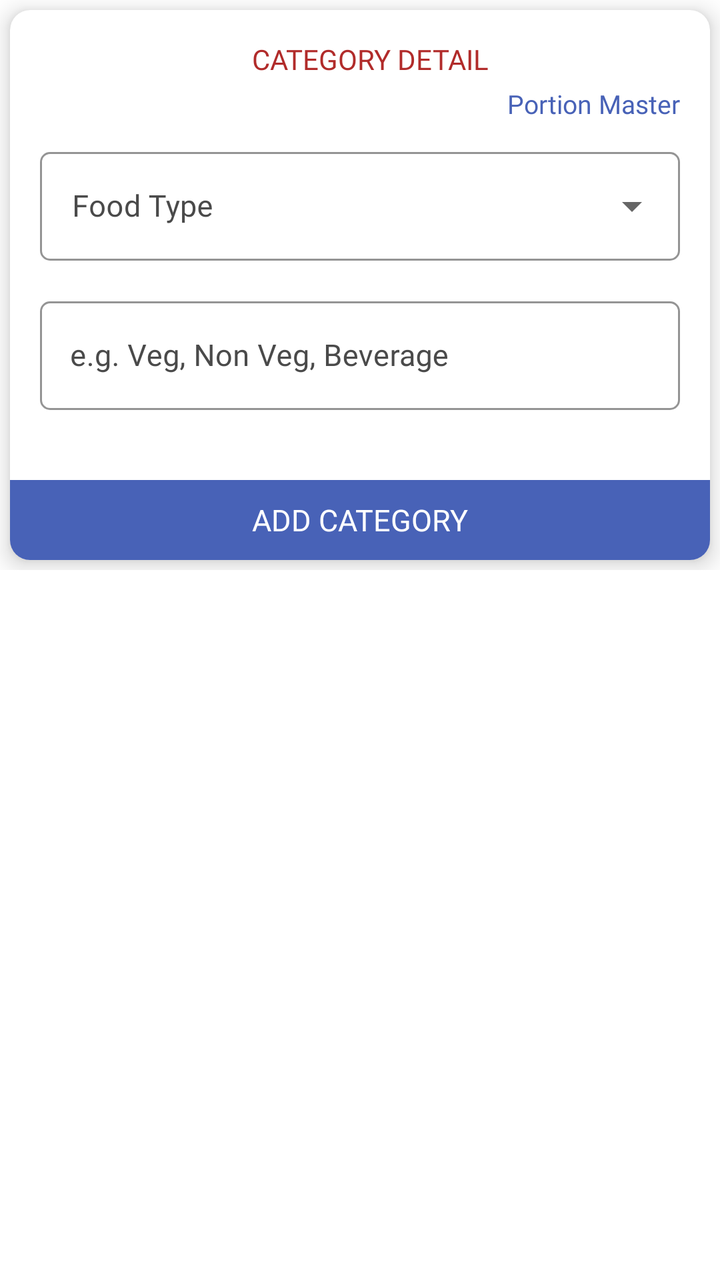
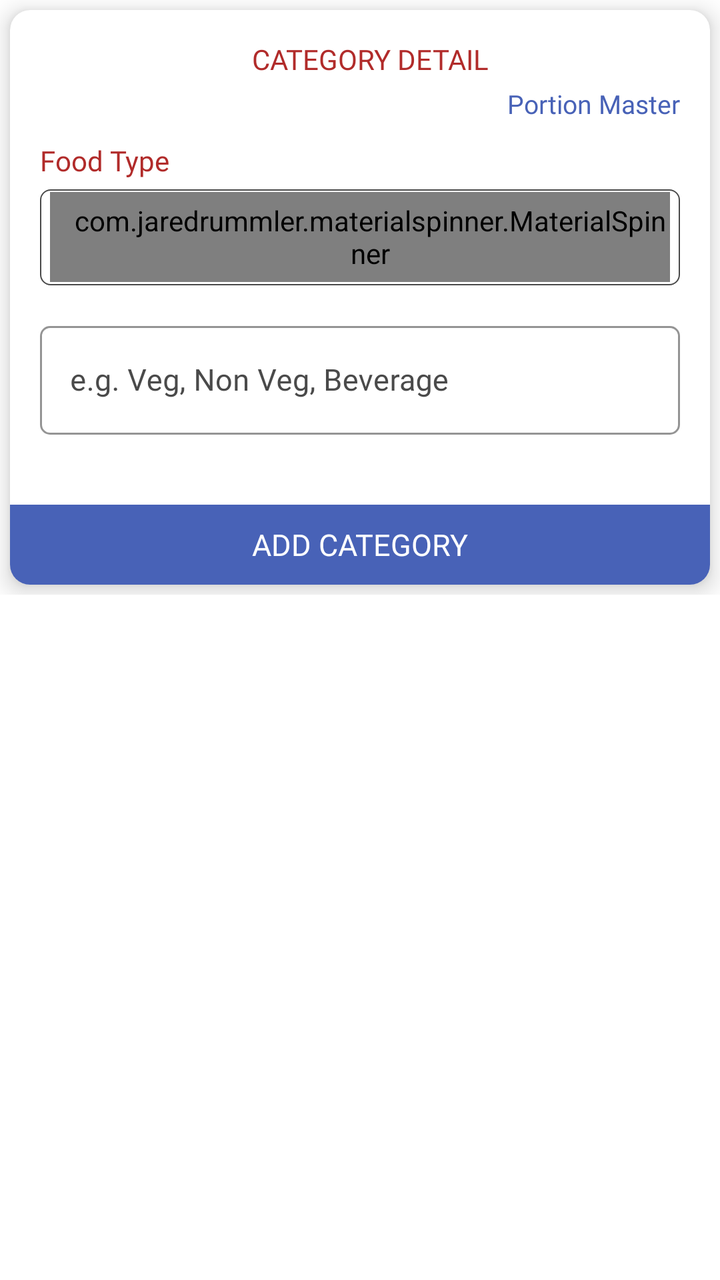

Two renders of the same Android screen: before a commit and after it. Below are the layout's source before the change and the commit's diff.
<!-- AndroidManifest.xml: application theme AppTheme -->
<!-- res/layout/fragment_add_customer_product_category.xml -->
<?xml version="1.0" encoding="utf-8"?>
<LinearLayout xmlns:android="http://schemas.android.com/apk/res/android"
    xmlns:app="http://schemas.android.com/apk/res-auto"
    xmlns:tools="http://schemas.android.com/tools"
    android:layout_width="match_parent"
    android:layout_height="match_parent"
    android:orientation="vertical"
    tools:context=".Fragment.AddCustomerProductCategory">

    <androidx.core.widget.NestedScrollView
        android:layout_width="match_parent"
        android:layout_height="match_parent">

        <LinearLayout
            android:layout_width="match_parent"
            android:layout_height="match_parent"
            android:orientation="vertical">

            <androidx.cardview.widget.CardView
                android:layout_width="match_parent"
                android:layout_height="wrap_content"
                android:layout_margin="5dp"
                android:elevation="7dp"
                app:cardCornerRadius="10dp"
                app:cardElevation="7dp">

                <LinearLayout
                    android:layout_width="match_parent"
                    android:layout_height="wrap_content"
                    android:orientation="vertical">

                    <TextView
                        android:layout_width="wrap_content"
                        android:layout_height="wrap_content"
                        android:layout_gravity="center"
                        android:layout_marginStart="5dp"
                        android:layout_marginTop="15dp"
                        android:fontFamily="@font/poppinsbold"
                        android:gravity="center"
                        android:paddingStart="10dp"
                        android:paddingEnd="10dp"
                        android:text="CATEGORY DETAIL"
                        android:textColor="@color/textcolor" />

                    <TextView
                        android:id="@+id/managePortionMaster"
                        android:layout_width="wrap_content"
                        android:layout_height="wrap_content"
                        android:layout_gravity="end"
                        android:layout_marginTop="4dp"
                        android:layout_marginEnd="15dp"
                        android:fontFamily="@font/poppinsmedium"
                        android:text="Portion Master"
                        android:textColor="@color/colorPrimary"
                        android:textSize="13sp" />

                    <com.google.android.material.textfield.TextInputLayout
                        style="@style/CustomDropDownTilStyle"
                        android:layout_width="match_parent"
                        android:layout_height="wrap_content"
                        android:layout_marginStart="15dp"
                        android:layout_marginTop="10dp"
                        android:layout_marginEnd="15dp"
                        android:hint="Food Type">

                        <AutoCompleteTextView
                            android:id="@+id/foodTypeSpinner"
                            android:layout_width="match_parent"
                            android:layout_height="wrap_content"
                            android:focusable="false"
                            android:fontFamily="@font/poppinsregular"
                            android:inputType="none"
                            android:singleLine="true"
                            android:textSize="15sp" />

                    </com.google.android.material.textfield.TextInputLayout>

                    <com.google.android.material.textfield.TextInputLayout
                        android:id="@+id/categoryNameLayout"
                        style="@style/Widget.MaterialComponents.TextInputLayout.OutlinedBox"
                        android:layout_width="match_parent"
                        android:layout_height="wrap_content"
                        android:layout_gravity="center"
                        android:layout_marginStart="15dp"
                        android:layout_marginTop="15dp"
                        android:layout_marginEnd="15dp"
                        android:layout_marginBottom="5dp"
                        android:gravity="center"
                        android:textColorHint="@color/light_black"
                        app:boxCornerRadiusBottomEnd="5dp"
                        app:boxCornerRadiusBottomStart="5dp"
                        app:boxCornerRadiusTopEnd="5dp"
                        app:boxCornerRadiusTopStart="5dp"
                        app:boxStrokeColor="@color/light_black">

                        <com.google.android.material.textfield.TextInputEditText
                            android:id="@+id/categoryName"
                            android:layout_width="match_parent"
                            android:layout_height="wrap_content"
                            android:drawableTint="@color/light_black"
                            android:fontFamily="@font/poppinsregular"
                            android:hint="e.g. Veg, Non Veg, Beverage"
                            android:imeOptions="actionNext"
                            android:inputType="textCapWords"
                            android:paddingStart="15dp"
                            android:paddingEnd="10dp"
                            android:singleLine="true"
                            android:textColor="@color/black"
                            android:textColorHint="@color/light_black"
                            android:textSize="15sp" />

                    </com.google.android.material.textfield.TextInputLayout>

                    <TextView
                        android:id="@+id/addCategory"
                        android:layout_width="match_parent"
                        android:layout_height="40dp"
                        android:layout_alignParentBottom="true"
                        android:layout_gravity="center"
                        android:layout_marginTop="30dp"
                        android:background="@color/colorPrimary"
                        android:fontFamily="@font/poppinsmedium"
                        android:gravity="center"
                        android:text="Add Category"
                        android:textAllCaps="true"
                        android:textColor="@color/white"
                        android:textSize="15sp" />

                </LinearLayout>

            </androidx.cardview.widget.CardView>

            <androidx.cardview.widget.CardView
                android:id="@+id/categoryListCardView"
                android:layout_width="match_parent"
                android:layout_height="wrap_content"
                android:layout_margin="5dp"
                android:elevation="7dp"
                android:visibility="gone"
                app:cardCornerRadius="5dp">

                <LinearLayout
                    android:layout_width="match_parent"
                    android:layout_height="wrap_content"
                    android:orientation="vertical">

                    <TextView
                        android:layout_width="wrap_content"
                        android:layout_height="wrap_content"
                        android:layout_gravity="center"
                        android:layout_marginStart="5dp"
                        android:layout_marginTop="10dp"
                        android:fontFamily="@font/poppinsbold"
                        android:gravity="center"
                        android:paddingStart="10dp"
                        android:paddingEnd="10dp"
                        android:text="CATEGORY LIST"
                        android:textColor="@color/textcolor" />

                    <LinearLayout
                        android:id="@+id/categoryLinearLayout"
                        android:layout_width="match_parent"
                        android:layout_height="wrap_content"
                        android:layout_marginStart="5dp"
                        android:layout_marginTop="10dp"
                        android:layout_marginEnd="5dp"
                        android:orientation="horizontal">

                        <TextView
                            android:layout_width="60dp"
                            android:layout_height="wrap_content"
                            android:layout_gravity="center"
                            android:fontFamily="@font/poppinsregular"
                            android:gravity="center"
                            android:paddingStart="5dp"
                            android:paddingEnd="5dp"
                            android:text="Sr. No"
                            android:textColor="@color/black"
                            android:textSize="15sp" />

                        <TextView
                            android:layout_width="match_parent"
                            android:layout_height="wrap_content"
                            android:layout_gravity="center"
                            android:layout_weight="1"
                            android:fontFamily="@font/poppinsregular"
                            android:gravity="center"
                            android:paddingStart="5dp"
                            android:paddingEnd="5dp"
                            android:text="Category Name"
                            android:textColor="@color/black"
                            android:textSize="15sp" />

                        <TextView
                            android:layout_width="100dp"
                            android:layout_height="wrap_content"
                            android:layout_gravity="center"
                            android:fontFamily="@font/poppinsregular"
                            android:gravity="center"
                            android:paddingStart="5dp"
                            android:paddingEnd="5dp"
                            android:text="Action"
                            android:textColor="@color/black"
                            android:textSize="15sp" />

                    </LinearLayout>

                    <View
                        android:layout_width="match_parent"
                        android:layout_height="1dp"
                        android:background="@color/black" />

                    <androidx.recyclerview.widget.RecyclerView
                        android:id="@+id/categoryRecyclerview"
                        android:layout_width="match_parent"
                        android:layout_height="match_parent"
                        android:layout_margin="3dp"
                        android:nestedScrollingEnabled="true"
                        android:padding="3dp" />

                </LinearLayout>

            </androidx.cardview.widget.CardView>

        </LinearLayout>

    </androidx.core.widget.NestedScrollView>

    <TextView
        android:id="@+id/noDataFound"
        android:layout_width="wrap_content"
        android:layout_height="wrap_content"
        android:layout_gravity="center"
        android:layout_marginTop="80dp"
        android:fontFamily="@font/poppinsmedium"
        android:gravity="center"
        android:paddingStart="10dp"
        android:paddingEnd="10dp"
        android:text="No Category Found\nPlease add new category"
        android:textColor="@color/black"
        android:textSize="17sp" />

</LinearLayout>
<!-- resources referenced by this layout -->
<resources>
  <color name="black">#000</color>
  <color name="colorPrimary">#4862b7</color>
  <color name="light_black">#4a4a4a</color>
  <color name="textcolor">#b12b2a</color>
  <color name="white">#fff</color>
  <style name="CustomDropDownTilStyle" parent="Widget.MaterialComponents.TextInputLayout.OutlinedBox.ExposedDropdownMenu">
          <item name="android:layout_width">match_parent</item>
          <item name="android:layout_height">wrap_content</item>
          <item name="android:textColorHint">@color/light_black</item>
          <item name="fontFamily">@font/poppinsregular</item>
          <item name="android:textSize">15sp</item>
          <item name="overlapAnchor">true</item>
          <item name="hintTextColor">@color/colorAccent</item>
          <item name="boxStrokeColor">@color/colorAccent</item>
          <item name="colorControlNormal">@color/colorAccent</item>
          <item name="colorControlActivated">@color/colorAccent</item>
          <item name="colorControlHighlight">@color/colorAccent</item>
          <item name="boxCornerRadiusBottomEnd">5dp</item>
          <item name="boxCornerRadiusBottomStart">5dp</item>
          <item name="boxCornerRadiusTopEnd">5dp</item>
          <item name="boxCornerRadiusTopStart">5dp</item>
      </style>
  <style name="AppTheme" parent="Theme.MaterialComponents.DayNight.NoActionBar">
          
          <item name="colorPrimary">@color/colorPrimary</item>
          <item name="colorPrimaryDark">@color/colorPrimary</item>
          <item name="colorAccent">@color/colorAccent</item>
          <item name="android:windowIsTranslucent">true</item>
          <item name="windowNoTitle">true</item>
          <item name="windowActionBar">false</item>
  
      </style>
  <color name="colorAccent">#000</color>
</resources>

<!-- the commit's change to res/layout/fragment_add_customer_product_category.xml (unified diff, before → after) -->
@@ -54,26 +54,38 @@
                         android:textColor="@color/colorPrimary"
                         android:textSize="13sp" />
 
-                    <com.google.android.material.textfield.TextInputLayout
-                        style="@style/CustomDropDownTilStyle"
-                        android:layout_width="match_parent"
+                    <TextView
+                        android:layout_width="wrap_content"
                         android:layout_height="wrap_content"
                         android:layout_marginStart="15dp"
                         android:layout_marginTop="10dp"
+                        android:fontFamily="@font/poppinsregular"
+                        android:text="Food Type"
+                        android:textColor="@color/textcolor" />
+
+                    <LinearLayout
+                        android:layout_width="match_parent"
+                        android:layout_height="48dp"
+                        android:layout_marginStart="15dp"
+                        android:layout_marginTop="5dp"
                         android:layout_marginEnd="15dp"
-                        android:hint="Food Type">
-
-                        <AutoCompleteTextView
+                        android:background="@drawable/button_rounded_border"
+                        android:orientation="horizontal">
+
+                        <com.jaredrummler.materialspinner.MaterialSpinner
                             android:id="@+id/foodTypeSpinner"
                             android:layout_width="match_parent"
-                            android:layout_height="wrap_content"
-                            android:focusable="false"
-                            android:fontFamily="@font/poppinsregular"
-                            android:inputType="none"
-                            android:singleLine="true"
-                            android:textSize="15sp" />
-
-                    </com.google.android.material.textfield.TextInputLayout>
+                            android:layout_height="45dp"
+                            android:layout_gravity="center"
+                            android:layout_margin="5dp"
+                            android:fontFamily="@font/poppinsregular"
+                            android:gravity="center|start"
+                            android:paddingStart="10dp"
+                            android:textColor="@color/black"
+                            android:textSize="15sp"
+                            app:ms_hint="Select Food Type" />
+
+                    </LinearLayout>
 
                     <com.google.android.material.textfield.TextInputLayout
                         android:id="@+id/categoryNameLayout"
<!-- resource entries referenced after the edit -->
@@ -5,23 +5,14 @@
   <color name="light_black">#4a4a4a</color>
   <color name="textcolor">#b12b2a</color>
   <color name="white">#fff</color>
-  <style name="CustomDropDownTilStyle" parent="Widget.MaterialComponents.TextInputLayout.OutlinedBox.ExposedDropdownMenu">
-          <item name="android:layout_width">match_parent</item>
-          <item name="android:layout_height">wrap_content</item>
-          <item name="android:textColorHint">@color/light_black</item>
-          <item name="fontFamily">@font/poppinsregular</item>
-          <item name="android:textSize">15sp</item>
-          <item name="overlapAnchor">true</item>
-          <item name="hintTextColor">@color/colorAccent</item>
-          <item name="boxStrokeColor">@color/colorAccent</item>
-          <item name="colorControlNormal">@color/colorAccent</item>
-          <item name="colorControlActivated">@color/colorAccent</item>
-          <item name="colorControlHighlight">@color/colorAccent</item>
-          <item name="boxCornerRadiusBottomEnd">5dp</item>
-          <item name="boxCornerRadiusBottomStart">5dp</item>
-          <item name="boxCornerRadiusTopEnd">5dp</item>
-          <item name="boxCornerRadiusTopStart">5dp</item>
-      </style>
+  <!-- drawable button_rounded_border (drawable) -->
+  <?xml version="1.0" encoding="utf-8"?>
+  <shape xmlns:android="http://schemas.android.com/apk/res/android">
+      <stroke
+          android:width="0.7dp"
+          android:color="@color/light_black" />
+      <corners android:radius="5dp" />
+  </shape>
   <style name="AppTheme" parent="Theme.MaterialComponents.DayNight.NoActionBar">
           
           <item name="colorPrimary">@color/colorPrimary</item>
